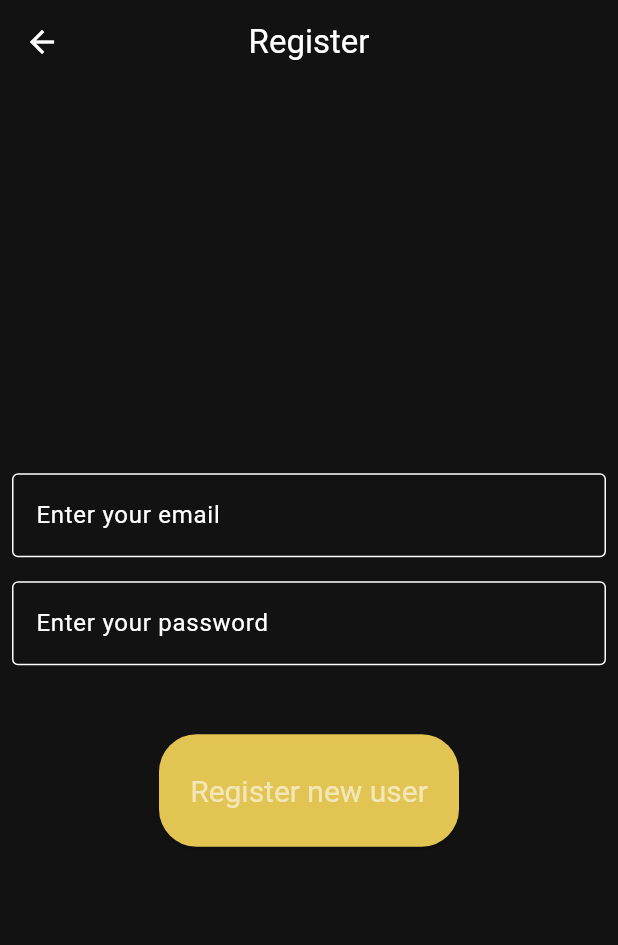
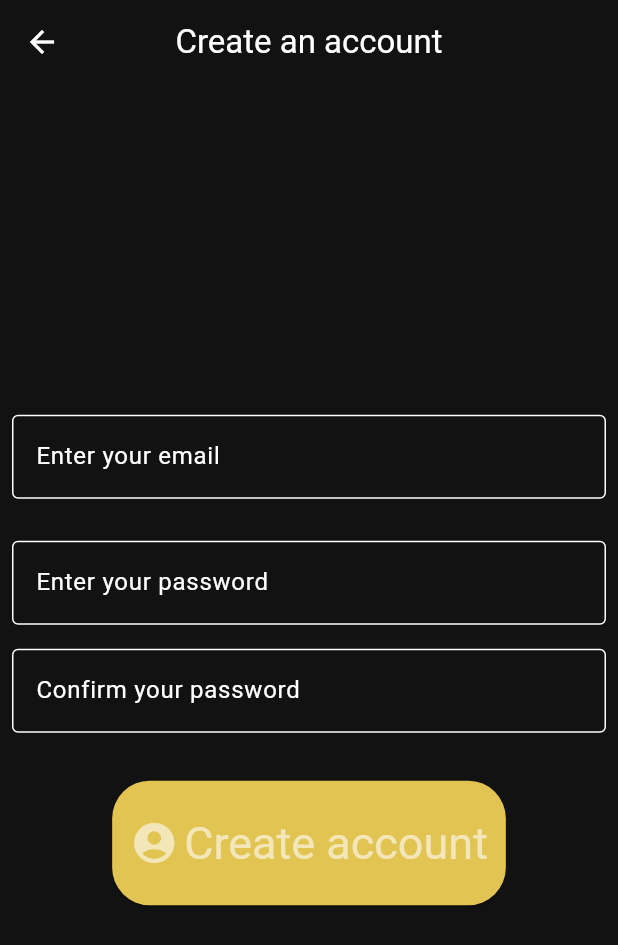
Before and after one commit to nicolas-ferrada/mycustomnotes_website, a Flutter app: the RegisterPage screen opened by its route, on a phone screen of 412 x 824 dp. Shown: the top 945 px of the screen. Run offline on Flutter 3.47's test engine with Material 2 defaults, Android fonts, the phone set to English and light mode, and no system bars; our stand-ins replace cloud_firestore, connectivity_plus, firebase_auth, firebase_core, share_plus, shared_preferences; missing offline and left inert: any_link_preview; accounts and stored records are empty; generated files the repository leaves out were written again.

Commit message:
confirm password register

```diff
--- a/lib/presentation/pages/register_page/register_page.dart
+++ b/lib/presentation/pages/register_page/register_page.dart
@@ -13,6 +13,7 @@ class RegisterPage extends StatefulWidget {
 class _RegisterPageState extends State<RegisterPage> {
   final _emailRegisterController = TextEditingController();
   final _passwordRegisterController = TextEditingController();
+  final _passwordConfirmRegisterController = TextEditingController();
 
   @override
   void dispose() {
@@ -26,13 +27,15 @@ class _RegisterPageState extends State<RegisterPage> {
     return Scaffold(
       appBar: AppBar(
         centerTitle: true,
-        title: const Text('Register'),
+        title: const Text('Create an account'),
       ),
       body: Center(
+        child: SingleChildScrollView(
+          physics: const ClampingScrollPhysics(),
           child: Column(
             mainAxisAlignment: MainAxisAlignment.center,
             children: [
-            //Mail user input
+              // Mail user input
               Padding(
                 padding: const EdgeInsets.all(8.0),
                 child: TextField(
@@ -44,7 +47,8 @@ class _RegisterPageState extends State<RegisterPage> {
                   ),
                 ),
               ),
-            //password user input
+              const SizedBox(height: 12),
+              // Password user input
               Padding(
                 padding: const EdgeInsets.all(8.0),
                 child: TextField(
@@ -58,22 +62,47 @@ class _RegisterPageState extends State<RegisterPage> {
                   ),
                 ),
               ),
-            const SizedBox(height: 30),
+              // Confirm password user input
+              Padding(
+                padding: const EdgeInsets.all(8.0),
+                child: TextField(
+                  controller: _passwordConfirmRegisterController,
+                  obscureText: true,
+                  enableSuggestions: false,
+                  autocorrect: false,
+                  decoration: const InputDecoration(
+                    hintText: 'Confirm your password',
+                    border: OutlineInputBorder(),
+                  ),
+                ),
+              ),
+              const SizedBox(height: 16),
               //Register button
               Padding(
                 padding: const EdgeInsets.all(8.0),
-              child: ElevatedButton(
+                child: ElevatedButton.icon(
+                  icon: const Icon(
+                    Icons.account_circle,
+                    size: 32,
+                  ),
+                  label: const Text(
+                    'Create account',
+                    style: TextStyle(fontSize: 30),
+                  ),
                   style: ElevatedButton.styleFrom(
                     textStyle: const TextStyle(fontSize: 30),
                     backgroundColor: const Color.fromRGBO(250, 216, 90, 0.9),
-                  minimumSize: const Size(200, 75),
+                    minimumSize: const Size(220, 70),
                     shape: RoundedRectangleBorder(
-                    borderRadius: BorderRadius.circular(25),
-                  ),
-                  padding: const EdgeInsets.all(10),
+                        borderRadius: BorderRadius.circular(25)),
+                    padding: const EdgeInsets.symmetric(
+                        horizontal: 12, vertical: 24),
                   ),
                   onPressed: () async {
-                  // Register a user with email and password on firebase
+                    // Check if password and confirm password are equal
+                    if (_passwordRegisterController.text ==
+                        _passwordConfirmRegisterController.text) {
+                      // Register a user with email and password
                       try {
                         await AuthUserService.registerUserEmailPasswordFirebase(
                           email: _emailRegisterController.text,
@@ -83,18 +112,17 @@ class _RegisterPageState extends State<RegisterPage> {
                         ExceptionsAlertDialog.showErrorDialog(
                             context, errorMessage.toString());
                       }
+                    } else {
+                      ExceptionsAlertDialog.showErrorDialog(context,
+                          'The two passwords entered  do not match, please try writing your password again.');
+                    }
                   },
-                child: const Text(
-                  'Register new user',
-                  style: TextStyle(
-                    fontSize: 20,
-                  ),
-                ),
                 ),
               ),
             ],
           ),
         ),
+      ),
     );
   }
 }
```
Lines whose indentation alone changed are shown as unchanged.
